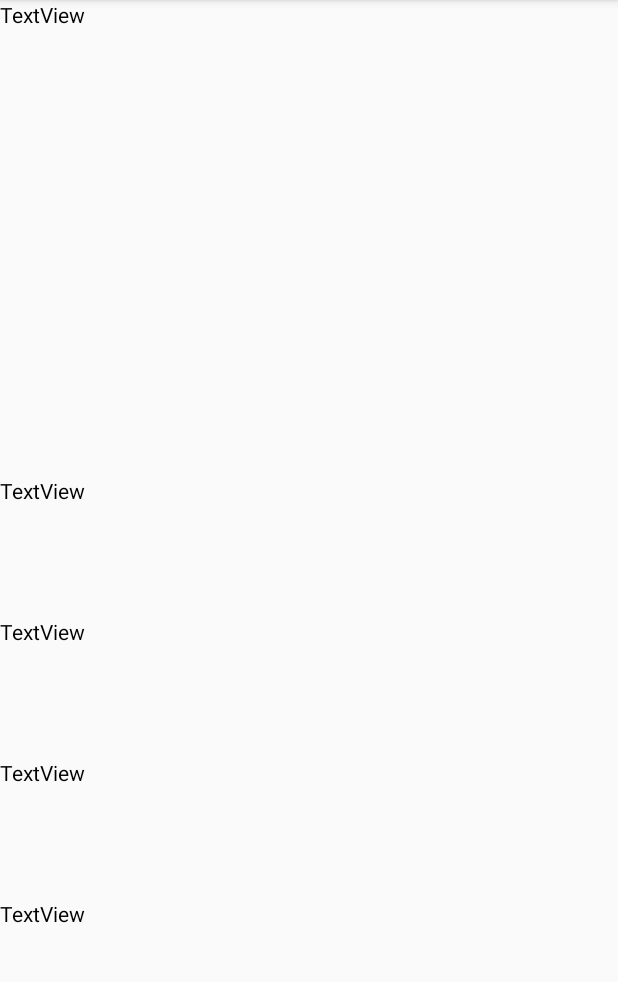
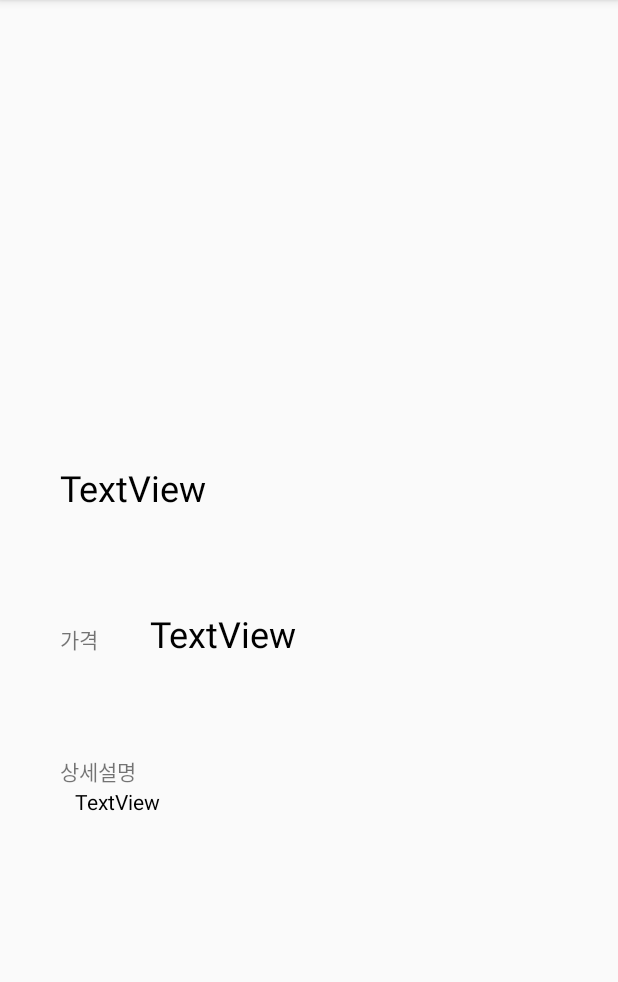
Before and after one commit to HumanHorseBell/PBL, an Android app: the DetailActivity screen opened directly, with no data from a screen before it, on a phone screen of 412 x 824 dp, the part 84-1066 px from its top. Run offline under Robolectric (Android 15) with nearby library versions, the phone set to English and light mode, and no system bars; our stand-ins replace Firebase (no records; nobody signed in at launch, a user with empty details on screens opened directly).

Commit message:
191112_END

```diff
--- a/app/src/main/res/layout/activity_detail.xml
+++ b/app/src/main/res/layout/activity_detail.xml
@@ -2,53 +2,70 @@
 <LinearLayout xmlns:android="http://schemas.android.com/apk/res/android"
     xmlns:app="http://schemas.android.com/apk/res-auto"
     xmlns:tools="http://schemas.android.com/tools"
-    android:orientation="vertical" android:layout_width="match_parent"
-    android:layout_height="match_parent">
-
-    <TextView
-        android:id="@+id/textViewNo"
     android:layout_width="match_parent"
-        android:layout_height="wrap_content"
-        android:layout_weight="1"
-        android:text="TextView"
-        android:textColor="@android:color/black" />
+    android:layout_height="match_parent"
+    android:layout_margin="30dp"
+    android:orientation="vertical">
 
     <ImageView
         android:id="@+id/imageViewGoods"
         android:layout_width="match_parent"
         android:layout_height="wrap_content"
-        android:layout_weight="3"
+        android:layout_margin="10dp"
+        android:layout_weight="4"
         tools:srcCompat="@tools:sample/avatars" />
 
     <TextView
         android:id="@+id/textViewName"
         android:layout_width="match_parent"
         android:layout_height="wrap_content"
+        android:layout_marginLeft="10dp"
+        android:layout_marginRight="10dp"
         android:layout_weight="1"
         android:text="TextView"
-        android:textColor="@android:color/black"/>
+        android:textColor="@android:color/black"
+        android:textSize="24sp" />
+
+    <LinearLayout
+        android:layout_width="match_parent"
+        android:layout_height="wrap_content"
+        android:layout_marginLeft="10dp"
+        android:layout_marginRight="10dp"
+        android:layout_weight="1"
+        android:orientation="horizontal">
+
+        <TextView
+            android:id="@+id/textView4"
+            android:layout_width="50dp"
+            android:layout_height="wrap_content"
+            android:text="가격" />
 
         <TextView
             android:id="@+id/textViewPrice"
             android:layout_width="match_parent"
             android:layout_height="wrap_content"
+            android:layout_marginLeft="10dp"
+            android:layout_marginRight="10dp"
             android:layout_weight="1"
             android:text="TextView"
-        android:textColor="@android:color/black"/>
+            android:textColor="@android:color/black"
+            android:textSize="24sp" />
+    </LinearLayout>
 
     <TextView
-        android:id="@+id/textViewSort"
+        android:id="@+id/textView2"
         android:layout_width="match_parent"
         android:layout_height="wrap_content"
-        android:layout_weight="1"
-        android:text="TextView"
-        android:textColor="@android:color/black"/>
+        android:layout_marginLeft="10dp"
+        android:text="상세설명" />
 
     <TextView
         android:id="@+id/textViewExp"
         android:layout_width="match_parent"
         android:layout_height="wrap_content"
-        android:layout_weight="2"
+        android:layout_marginLeft="20dp"
+        android:layout_marginRight="10dp"
+        android:layout_weight="3"
         android:text="TextView"
-        android:textColor="@android:color/black"/>
+        android:textColor="@android:color/black" />
 </LinearLayout>
--- a/app/src/main/res/layout/activity_main.xml
+++ b/app/src/main/res/layout/activity_main.xml
@@ -30,7 +30,7 @@
                 android:layout_width="wrap_content"
                 android:layout_height="wrap_content"
                 android:layout_weight="1"
-                android:text="Button" />
+                android:text="@android:string/search_go" />
         </LinearLayout>
 
         <ListView
```
Also changed, not shown: app/src/main/java/kjharu/com/pbl2firebasedatabase/DetailActivity.kt (+8 -6 lines), app/src/main/java/kjharu/com/pbl2firebasedatabase/MainActivity.kt (+8 -5 lines). Lines whose indentation alone changed are shown as unchanged.
